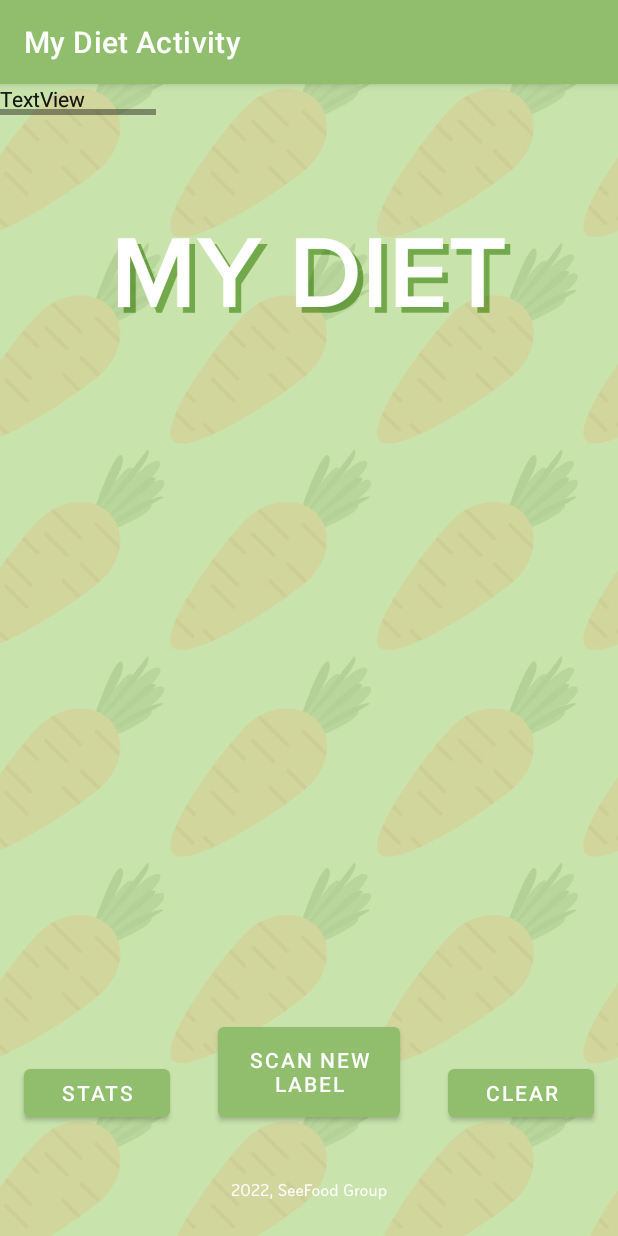
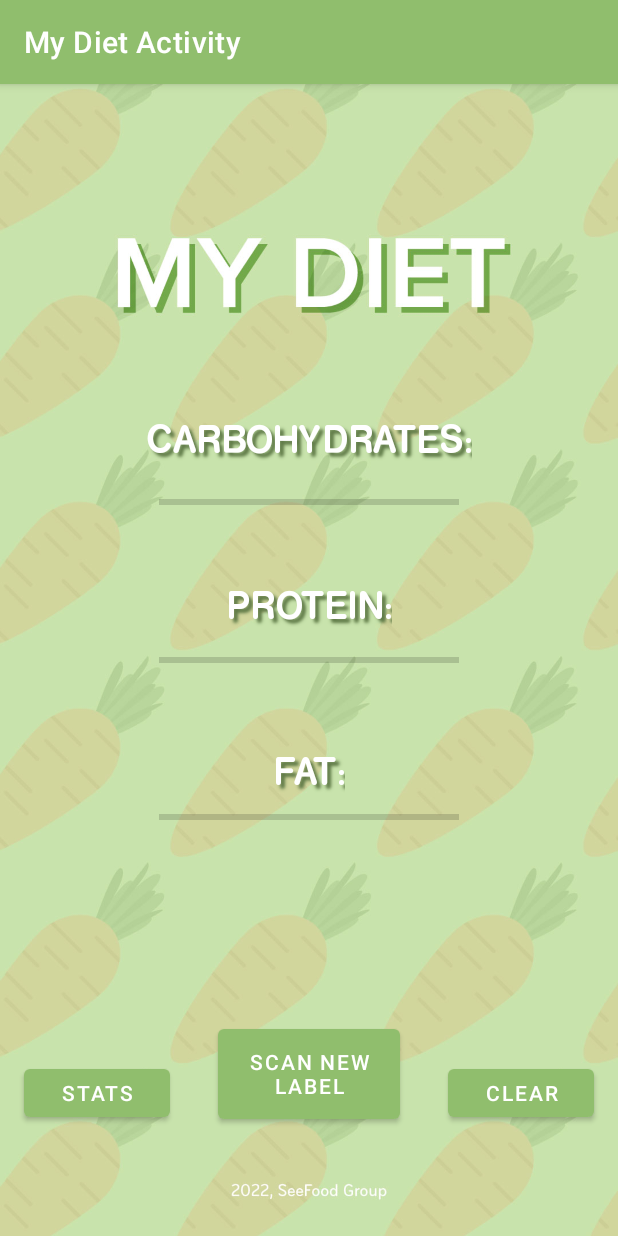
Before and after one commit to agolikov28/SeeFood, an Android app: the MyDietActivity screen opened directly, with no data from a screen before it, on a phone screen of 412 x 824 dp. Run offline under Robolectric (Android 15) with nearby library versions, the phone set to English and light mode, and no system bars.

Commit message:
changed my diet xml

```diff
--- a/SeeFoodApp/app/src/main/res/layout/my_diet_activity.xml
+++ b/SeeFoodApp/app/src/main/res/layout/my_diet_activity.xml
@@ -23,12 +23,13 @@
     android:id="@+id/newLabelBtn"
     android:layout_width="121dp"
     android:layout_height="72dp"
+    android:layout_marginBottom="69dp"
     android:text="Scan New Label"
     app:layout_constraintBottom_toBottomOf="parent"
-        app:layout_constraintEnd_toEndOf="parent"
-        app:layout_constraintStart_toStartOf="parent"
-        app:layout_constraintTop_toTopOf="parent"
-        app:layout_constraintVertical_bias="0.895" />
+    app:layout_constraintEnd_toStartOf="@+id/clearDietBtn"
+    app:layout_constraintStart_toEndOf="@+id/statsBtn"
+    app:layout_constraintTop_toBottomOf="@+id/macro1Bar"
+    app:layout_constraintVertical_bias="0.988" />
 
 <Button
     android:id="@+id/clearDietBtn"
@@ -55,52 +56,104 @@
     app:layout_constraintVertical_bias="0.899" />
 
 
+<ProgressBar
+    android:id="@+id/macro1Bar"
+    style="?android:attr/progressBarStyleHorizontal"
+    android:layout_width="200dp"
+    android:layout_height="70dp"
+    app:layout_constraintBottom_toBottomOf="parent"
+    app:layout_constraintEnd_toEndOf="parent"
+    app:layout_constraintHorizontal_bias="0.5"
+    app:layout_constraintStart_toStartOf="parent"
+    app:layout_constraintTop_toTopOf="parent"
+    app:layout_constraintVertical_bias="0.50" />
+
+<ProgressBar
+    android:id="@+id/macro2Bar"
+    style="?android:attr/progressBarStyleHorizontal"
+    android:layout_width="200dp"
+    android:layout_height="70dp"
+    app:layout_constraintBottom_toBottomOf="parent"
+    app:layout_constraintEnd_toEndOf="parent"
+    app:layout_constraintHorizontal_bias="0.5"
+    app:layout_constraintStart_toStartOf="parent"
+    app:layout_constraintTop_toTopOf="parent"
+    app:layout_constraintVertical_bias="0.35"/>
+
+<ProgressBar
+    android:id="@+id/macro3Bar"
+    style="?android:attr/progressBarStyleHorizontal"
+    android:layout_width="200dp"
+    android:layout_height="70dp"
+    app:layout_constraintBottom_toBottomOf="parent"
+    app:layout_constraintEnd_toEndOf="parent"
+    app:layout_constraintHorizontal_bias="0.5"
+    app:layout_constraintStart_toStartOf="parent"
+    app:layout_constraintTop_toTopOf="parent"
+    app:layout_constraintVertical_bias="0.65"/>
+
     <TextView
         android:id="@+id/macro1Text"
         android:layout_width="wrap_content"
         android:layout_height="wrap_content"
-        android:text="TextView"
-        tools:layout_editor_absoluteX="81dp"
-        tools:layout_editor_absoluteY="285dp" />
+        android:fontFamily="@font/rocko_bold"
+        android:letterSpacing="0.03"
+        android:shadowColor="@color/shadowGreen"
+        android:shadowDx="4"
+        android:shadowDy="4"
+        android:shadowRadius="2"
+        android:text="CARBOHYDRATES:"
+        android:textAlignment="center"
+        android:textColor="@color/white"
+        android:textSize="23sp"
+        app:layout_constraintBottom_toBottomOf="parent"
+        app:layout_constraintEnd_toEndOf="parent"
+        app:layout_constraintHorizontal_bias="0.5"
+        app:layout_constraintStart_toStartOf="parent"
+        app:layout_constraintTop_toTopOf="parent"
+        app:layout_constraintVertical_bias="0.30" />
 
-    <ProgressBar
-        android:id="@+id/macro1Bar"
-        style="?android:attr/progressBarStyleHorizontal"
-        android:layout_width="104dp"
-        android:layout_height="37dp"
-        tools:layout_editor_absoluteX="194dp"
-        tools:layout_editor_absoluteY="281dp" />
-
-    <ProgressBar
-        android:id="@+id/macro3Bar"
-        style="?android:attr/progressBarStyleHorizontal"
-        android:layout_width="104dp"
-        android:layout_height="37dp"
-        tools:layout_editor_absoluteX="194dp"
-        tools:layout_editor_absoluteY="379dp" />
-
-    <ProgressBar
-        android:id="@+id/macro2Bar"
-        style="?android:attr/progressBarStyleHorizontal"
-        android:layout_width="104dp"
-        android:layout_height="37dp"
-        tools:layout_editor_absoluteX="194dp"
-        tools:layout_editor_absoluteY="330dp" />
+    <TextView
+        android:id="@+id/macro2Text"
+        android:layout_width="wrap_content"
+        android:layout_height="wrap_content"
+        android:fontFamily="@font/rocko_bold"
+        android:letterSpacing="0.03"
+        android:shadowColor="@color/shadowGreen"
+        android:shadowDx="4"
+        android:shadowDy="4"
+        android:shadowRadius="2"
+        android:text="PROTEIN:"
+        android:textAlignment="center"
+        android:textColor="@color/white"
+        android:textSize="23sp"
+        app:layout_constraintBottom_toBottomOf="parent"
+        app:layout_constraintEnd_toEndOf="parent"
+        app:layout_constraintHorizontal_bias="0.5"
+        app:layout_constraintStart_toStartOf="parent"
+        app:layout_constraintTop_toTopOf="parent"
+        app:layout_constraintVertical_bias="0.45" />
 
     <TextView
         android:id="@+id/macro3Text"
         android:layout_width="wrap_content"
         android:layout_height="wrap_content"
-        android:text="TextView"
-        tools:layout_editor_absoluteX="81dp"
-        tools:layout_editor_absoluteY="388dp" />
+        android:fontFamily="@font/rocko_bold"
+        android:letterSpacing="0.03"
+        android:shadowColor="@color/shadowGreen"
+        android:shadowDx="4"
+        android:shadowDy="4"
+        android:shadowRadius="2"
+        android:text="FAT:"
+        android:textAlignment="center"
+        android:textColor="@color/white"
+        android:textSize="23sp"
+        app:layout_constraintBottom_toBottomOf="parent"
+        app:layout_constraintEnd_toEndOf="parent"
+        app:layout_constraintHorizontal_bias="0.5"
+        app:layout_constraintStart_toStartOf="parent"
+        app:layout_constraintTop_toTopOf="parent"
+        app:layout_constraintVertical_bias="0.60" />
 
-    <TextView
-        android:id="@+id/macro2Text"
-        android:layout_width="wrap_content"
-        android:layout_height="wrap_content"
-        android:text="TextView"
-        tools:layout_editor_absoluteX="81dp"
-        tools:layout_editor_absoluteY="339dp" />
 
 </androidx.constraintlayout.widget.ConstraintLayout>
```
Lines whose indentation alone changed are shown as unchanged.
